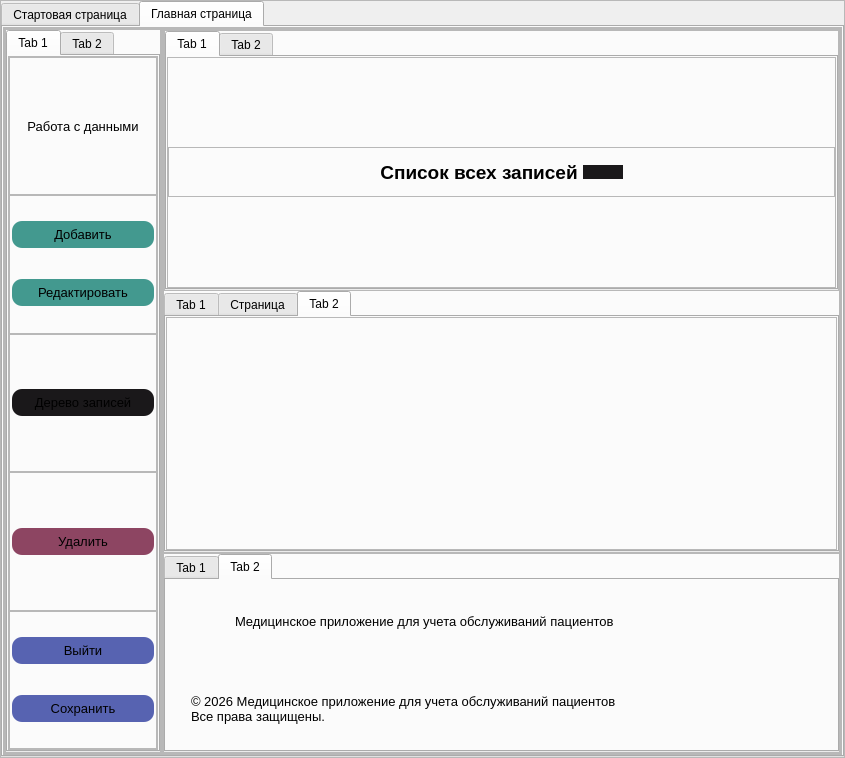
Artemdjdj/PPOIS_4, file lab_2/ui/main_window.ui: the form before one commit.
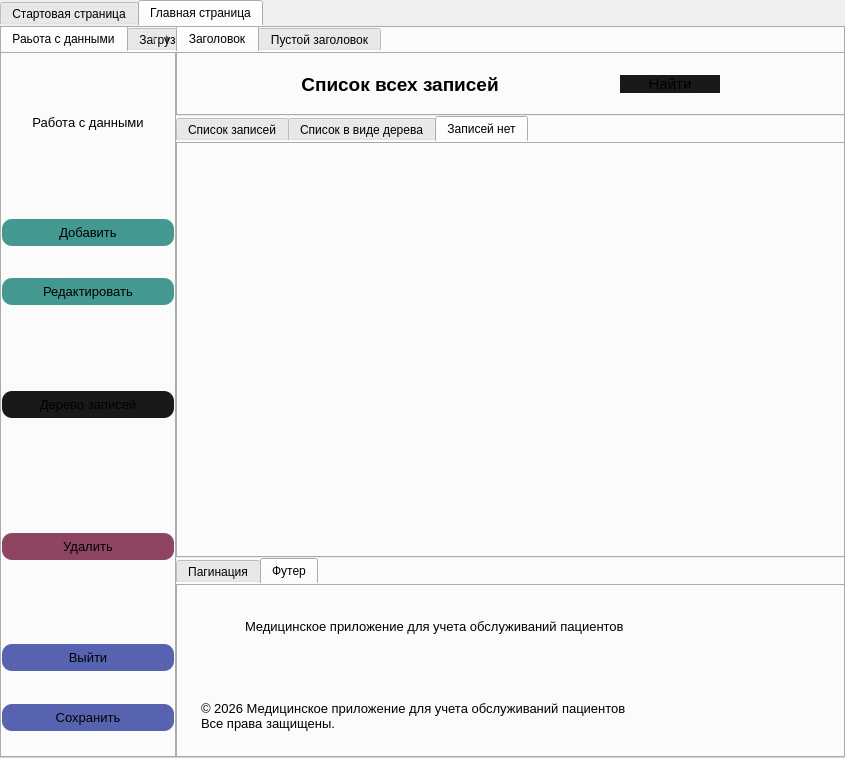
The form after the commit. The open tabs and pages were chosen to show the change. Icons and pictures are not drawn.

Patch:
```diff
--- a/lab_2/ui/main_window.ui
+++ b/lab_2/ui/main_window.ui
@@ -25,6 +25,10 @@
   <property name="windowTitle">
    <string>MainWindow</string>
   </property>
+  <property name="styleSheet">
+   <string notr="true">border:none;
+background-color:none;</string>
+  </property>
   <widget class="QWidget" name="centralwidget">
    <property name="minimumSize">
     <size>
@@ -39,7 +43,7 @@
     </size>
    </property>
    <property name="styleSheet">
-    <string notr="true"/>
+    <string notr="true">border:none;</string>
    </property>
    <layout class="QVBoxLayout" name="verticalLayout">
     <property name="spacing">
@@ -390,6 +394,9 @@
             <height>16777215</height>
            </size>
           </property>
+          <property name="styleSheet">
+           <string notr="true">border:none;</string>
+          </property>
           <attribute name="title">
            <string>Главная страница</string>
           </attribute>
@@ -423,6 +430,9 @@
                <height>16777215</height>
               </size>
              </property>
+             <property name="styleSheet">
+              <string notr="true">border:none;</string>
+             </property>
              <property name="frameShape">
               <enum>QFrame::Shape::StyledPanel</enum>
              </property>
@@ -459,6 +469,9 @@
                   <height>16777215</height>
                  </size>
                 </property>
+                <property name="styleSheet">
+                 <string notr="true">border:none;</string>
+                </property>
                 <property name="frameShape">
                  <enum>QFrame::Shape::StyledPanel</enum>
                 </property>
@@ -483,6 +496,9 @@
                  </property>
                  <item>
                   <widget class="QFrame" name="frame_9">
+                   <property name="styleSheet">
+                    <string notr="true">border:none;</string>
+                   </property>
                    <property name="frameShape">
                     <enum>QFrame::Shape::StyledPanel</enum>
                    </property>
@@ -503,13 +519,19 @@
                      <number>0</number>
                     </property>
                     <item>
-                     <widget class="QTabWidget" name="tabWidget_3">
+                     <widget class="QTabWidget" name="__tab_widget_work_state">
+                      <property name="styleSheet">
+                       <string notr="true">border:none;</string>
+                      </property>
                       <property name="currentIndex">
                        <number>0</number>
                       </property>
                       <widget class="QWidget" name="tab_7">
+                       <property name="styleSheet">
+                        <string notr="true">border:none;</string>
+                       </property>
                        <attribute name="title">
-                        <string>Tab 1</string>
+                        <string>Раьота с данными</string>
                        </attribute>
                        <layout class="QVBoxLayout" name="verticalLayout_16">
                         <property name="spacing">
@@ -529,6 +551,9 @@
                         </property>
                         <item>
                          <widget class="QFrame" name="frame_10">
+                          <property name="styleSheet">
+                           <string notr="true">border:none;</string>
+                          </property>
                           <property name="frameShape">
                            <enum>QFrame::Shape::StyledPanel</enum>
                           </property>
@@ -553,6 +578,9 @@
                            </property>
                            <item>
                             <widget class="QFrame" name="__label_work_with_data">
+                             <property name="styleSheet">
+                              <string notr="true">border:none;</string>
+                             </property>
                              <property name="frameShape">
                               <enum>QFrame::Shape::StyledPanel</enum>
                              </property>
@@ -568,6 +596,9 @@
                                   <pointsize>10</pointsize>
                                  </font>
                                 </property>
+                                <property name="styleSheet">
+                                 <string notr="true">border:none;</string>
+                                </property>
                                 <property name="text">
                                  <string>Работа с данными</string>
                                 </property>
@@ -587,6 +618,9 @@
                                <height>16777215</height>
                               </size>
                              </property>
+                             <property name="styleSheet">
+                              <string notr="true">border:none;</string>
+                             </property>
                              <property name="frameShape">
                               <enum>QFrame::Shape::StyledPanel</enum>
                              </property>
@@ -647,6 +681,9 @@
                            </item>
                            <item>
                             <widget class="QFrame" name="frame_20">
+                             <property name="styleSheet">
+                              <string notr="true">border:none;</string>
+                             </property>
                              <property name="frameShape">
                               <enum>QFrame::Shape::StyledPanel</enum>
                              </property>
@@ -692,6 +729,9 @@
                            </item>
                            <item>
                             <widget class="QFrame" name="frame_21">
+                             <property name="styleSheet">
+                              <string notr="true">border:none;</string>
+                             </property>
                              <property name="frameShape">
                               <enum>QFrame::Shape::StyledPanel</enum>
                              </property>
@@ -737,6 +777,9 @@
                            </item>
                            <item>
                             <widget class="QFrame" name="frame_23">
+                             <property name="styleSheet">
+                              <string notr="true">border:none;</string>
+                             </property>
                              <property name="frameShape">
                               <enum>QFrame::Shape::StyledPanel</enum>
                              </property>
@@ -802,7 +845,7 @@
                       </widget>
                       <widget class="QWidget" name="tab_8">
                        <attribute name="title">
-                        <string>Tab 2</string>
+                        <string>Загрузка данных</string>
                        </attribute>
                        <layout class="QVBoxLayout" name="verticalLayout_18">
                         <property name="spacing">
@@ -1017,6 +1060,12 @@
                     </property>
                     <item>
                      <widget class="QFrame" name="frame_11">
+                      <property name="maximumSize">
+                       <size>
+                        <width>16777215</width>
+                        <height>90</height>
+                       </size>
+                      </property>
                       <property name="frameShape">
                        <enum>QFrame::Shape::StyledPanel</enum>
                       </property>
@@ -1040,13 +1089,17 @@
                         <number>0</number>
                        </property>
                        <item>
-                        <widget class="QTabWidget" name="tabWidget_5">
+                        <widget class="QTabWidget" name="__tab_widget_header">
+                         <property name="styleSheet">
+                          <string notr="true">border:none;
+background-color:none;</string>
+                         </property>
                          <property name="currentIndex">
                           <number>0</number>
                          </property>
                          <widget class="QWidget" name="tab_6">
                           <attribute name="title">
-                           <string>Tab 1</string>
+                           <string>Заголовок</string>
                           </attribute>
                           <layout class="QHBoxLayout" name="horizontalLayout_19">
                            <property name="spacing">
@@ -1160,27 +1213,49 @@
                                    </property>
                                   </widget>
                                  </item>
+                                 <item>
+                                  <spacer name="horizontalSpacer_5">
+                                   <property name="orientation">
+                                    <enum>Qt::Orientation::Horizontal</enum>
+                                   </property>
+                                   <property name="sizeHint" stdset="0">
+                                    <size>
+                                     <width>40</width>
+                                     <height>20</height>
+                                    </size>
+                                   </property>
+                                  </spacer>
+                                 </item>
                                  <item>
                                   <widget class="QPushButton" name="__button_search">
                                    <property name="minimumSize">
                                     <size>
-                                     <width>40</width>
+                                     <width>100</width>
                                      <height>0</height>
                                     </size>
                                    </property>
                                    <property name="maximumSize">
                                     <size>
-                                     <width>60</width>
+                                     <width>150</width>
                                      <height>16777215</height>
                                     </size>
                                    </property>
+                                   <property name="font">
+                                    <font>
+                                     <family>Arial</family>
+                                     <pointsize>11</pointsize>
+                                    </font>
+                                   </property>
+                                   <property name="layoutDirection">
+                                    <enum>Qt::LayoutDirection::RightToLeft</enum>
+                                   </property>
                                    <property name="styleSheet">
                                     <string notr="true">
 background-color:rgb(26, 24, 26);
 border-radius:15px;</string>
                                    </property>
                                    <property name="text">
-                                    <string/>
+                                    <string>Найти</string>
                                    </property>
                                    <property name="icon">
                                     <iconset resource="../qrc/main_icons.qrc">
@@ -1217,7 +1292,7 @@
                          </widget>
                          <widget class="QWidget" name="tab_11">
                           <attribute name="title">
-                           <string>Tab 2</string>
+                           <string>Пустой заголовок</string>
                           </attribute>
                          </widget>
                         </widget>
@@ -1232,7 +1307,7 @@
                       </property>
                       <widget class="QWidget" name="tab_2">
                        <attribute name="title">
-                        <string>Tab 1</string>
+                        <string>Список записей</string>
                        </attribute>
                        <layout class="QHBoxLayout" name="horizontalLayout_7">
                         <property name="leftMargin">
@@ -1354,7 +1429,7 @@
                       </widget>
                       <widget class="QWidget" name="tab_5">
                        <attribute name="title">
-                        <string>Страница</string>
+                        <string>Список в виде дерева</string>
                        </attribute>
                        <layout class="QVBoxLayout" name="verticalLayout_11">
                         <property name="spacing">
@@ -1385,7 +1460,7 @@
                       </widget>
                       <widget class="QWidget" name="tab_4">
                        <attribute name="title">
-                        <string>Tab 2</string>
+                        <string>Записей нет</string>
                        </attribute>
                        <layout class="QVBoxLayout" name="verticalLayout_22">
                         <property name="spacing">
@@ -1499,7 +1574,7 @@
                       </property>
                       <widget class="QWidget" name="tab_9">
                        <attribute name="title">
-                        <string>Tab 1</string>
+                        <string>Пагинация</string>
                        </attribute>
                        <layout class="QHBoxLayout" name="horizontalLayout_14">
                         <property name="spacing">
@@ -1831,7 +1906,7 @@
                       </widget>
                       <widget class="QWidget" name="tab_10">
                        <attribute name="title">
-                        <string>Tab 2</string>
+                        <string>Футер</string>
                        </attribute>
                        <layout class="QHBoxLayout" name="horizontalLayout_15">
                         <property name="spacing">
```
Left out of the diff: 28 changed lines with no effect on the pictures.
